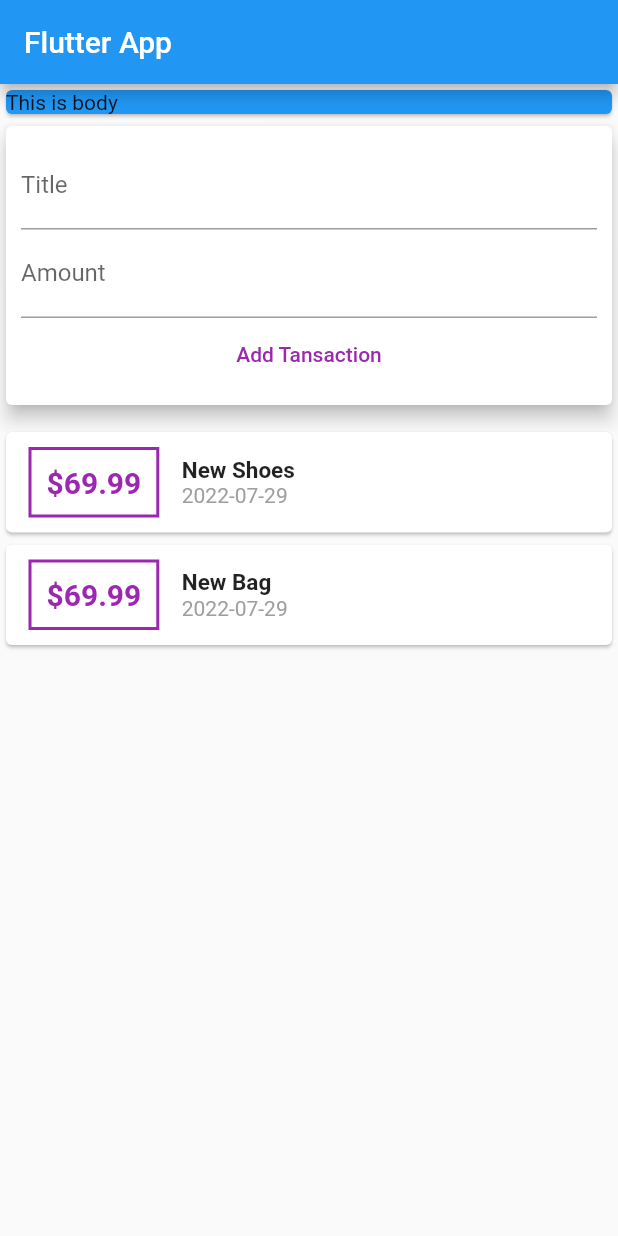
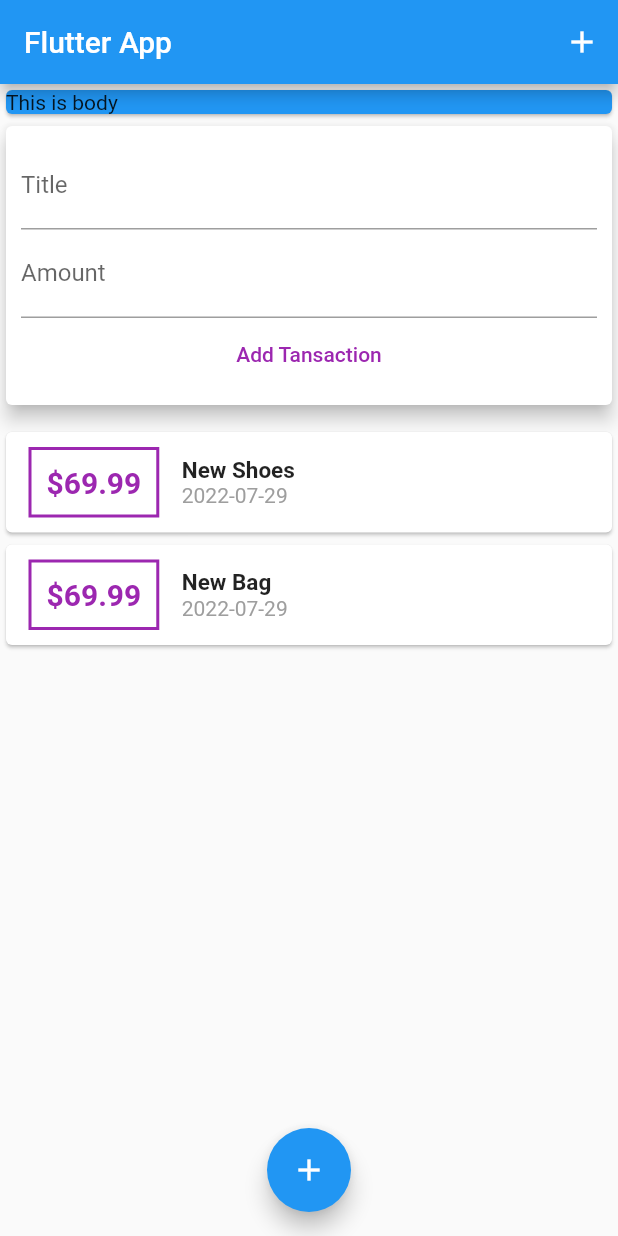
Before and after one commit to voltzylex/Personal_expense, a Flutter app: the screen it shows after launch, on a phone screen of 412 x 824 dp. Run offline on Flutter 3.47's test engine with Material 2 defaults, Android fonts, the phone set to English and light mode, and no system bars.

Commit message:
Floating Action button

```diff
--- a/lib/main.dart
+++ b/lib/main.dart
@@ -4,6 +4,7 @@ import 'package:personalexpense/widgets/user_transaction.dart';
 
 void main() {
   runApp(MaterialApp(
+    debugShowCheckedModeBanner: false,
     home: MyHomepage(),
   ));
 }
@@ -16,6 +17,7 @@ class MyHomepage extends StatelessWidget {
   Widget build(BuildContext context) {
     return Scaffold(
       appBar: AppBar(
+        actions: [IconButton(onPressed: () {}, icon: Icon(Icons.add))],
         title: Text("Flutter App "),
       ),
       body: Column(
@@ -32,6 +34,11 @@ class MyHomepage extends StatelessWidget {
           UserTransaction(),
         ],
       ),
+      floatingActionButtonLocation: FloatingActionButtonLocation.centerFloat,
+      floatingActionButton: FloatingActionButton(
+        child: Icon(Icons.add),
+        onPressed: () {},
+      ),
     );
   }
 }
--- a/lib/widgets/transaction_list.dart
+++ b/lib/widgets/transaction_list.dart
@@ -1,7 +1,7 @@
 import 'package:flutter/material.dart';
 import 'package:intl/intl.dart';
 import 'package:personalexpense/models/transiction.dart';
-import 'package:personalexpense/widgets/user_transaction.dart';
+
 
 class TransictionListState extends StatelessWidget {
   final List<Transaction> transaction;
```
